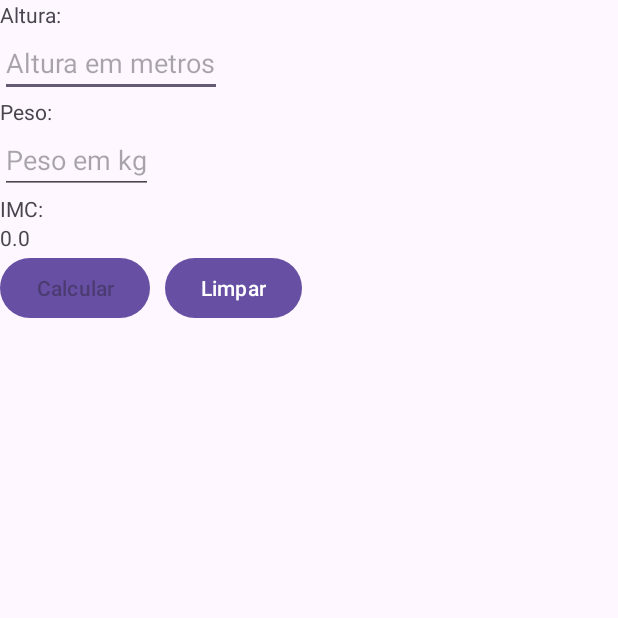
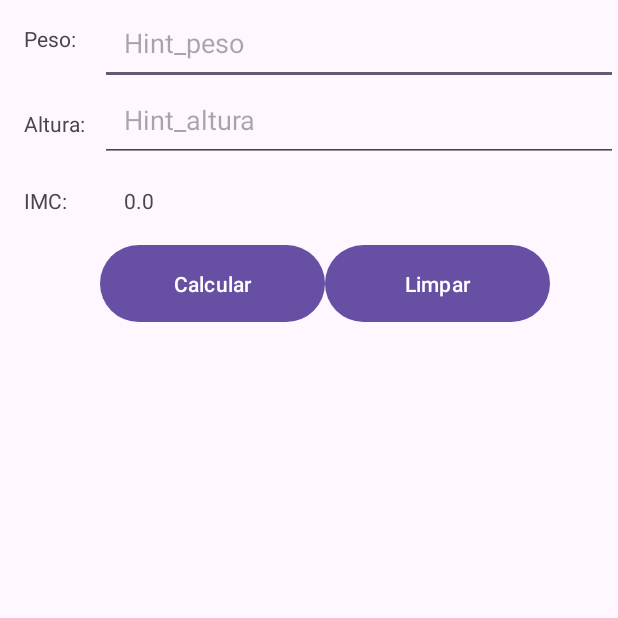
Before and after one commit to MatheusGuedes0/appIMC, an Android app: the screen it shows after launch (MainActivity), on a phone screen of 412 x 824 dp, the top half of it. Run offline under Robolectric (Android 15) with nearby library versions, the phone set to English and light mode, and no system bars.

Commit message:
refactor: mudança no activity_main.xml para constraintLayout

```diff
--- a/app/src/main/res/layout/activity_main.xml
+++ b/app/src/main/res/layout/activity_main.xml
@@ -1,69 +1,94 @@
 <?xml version="1.0" encoding="utf-8"?>
-<LinearLayout
-    xmlns:android="http://schemas.android.com/apk/res/android"
+<androidx.constraintlayout.widget.ConstraintLayout xmlns:android="http://schemas.android.com/apk/res/android"
+    xmlns:app="http://schemas.android.com/apk/res-auto"
     xmlns:tools="http://schemas.android.com/tools"
-    xmlns:app="http://schemas.android.com/apk/res-auto"
-    android:id="@+id/main"
     android:layout_width="match_parent"
     android:layout_height="match_parent"
-    android:orientation="vertical"
-
     tools:context=".MainActivity">
 
     <TextView
+        android:id="@+id/tvPeso"
         android:layout_width="wrap_content"
         android:layout_height="wrap_content"
-        android:text="@string/altura"/>
+        android:text="@string/peso"
+        android:padding="16dp"
+        app:layout_constraintTop_toTopOf="parent"
+        app:layout_constraintStart_toStartOf="parent"
+        />
+
+    <EditText
+        android:id="@+id/etPeso"
+        android:layout_width="0dp"
+        android:layout_height="wrap_content"
+        android:hint="@string/hint_peso"
+        android:padding="16dp"
+        android:inputType="numberDecimal"
+        app:layout_constraintTop_toTopOf="parent"
+        app:layout_constraintStart_toEndOf="@id/tvPeso"
+        app:layout_constraintEnd_toEndOf="parent"
+        tools:ignore="Autofill" />
+
+    <TextView
+        android:id="@+id/tvAltura"
+        android:layout_width="wrap_content"
+        android:layout_height="wrap_content"
+        android:text="@string/altura"
+        android:padding="16dp"
+        app:layout_constraintStart_toStartOf="parent"
+        app:layout_constraintTop_toBottomOf="@id/etPeso"
+        />
 
     <EditText
         android:id="@+id/etAltura"
+        android:layout_width="0dp"
+        android:layout_height="wrap_content"
+        android:hint="@string/hint_altura"
+        android:padding="16dp"
+        android:inputType="numberDecimal"
+        app:layout_constraintStart_toStartOf="@id/etPeso"
+        app:layout_constraintBottom_toBottomOf="@id/tvAltura"
+        app:layout_constraintEnd_toEndOf="parent"
+        tools:ignore="Autofill" />
+
+    <TextView
+        android:id="@+id/tvIMC"
         android:layout_width="wrap_content"
         android:layout_height="wrap_content"
-        android:hint="Altura em metros"
-        android:inputType="numberDecimal"/>
-    <TextView
-        android:layout_width="wrap_content"
-        android:layout_height="wrap_content"
-        android:text="@string/peso"/>
-    <EditText
-        android:id="@+id/etPeso"
-        android:layout_width="wrap_content"
-        android:layout_height="wrap_content"
-        android:hint="Peso em kg"
-        android:inputType="numberDecimal"/>
-    <TextView
-        android:layout_width="wrap_content"
-        android:layout_height="wrap_content"
-        android:text="@string/imc"/>
+        android:padding="16dp"
+        android:text="@string/imc"
+        app:layout_constraintStart_toStartOf="parent"
+        app:layout_constraintTop_toBottomOf="@id/tvAltura"
+        />
+
     <TextView
         android:id="@+id/tvResultado"
         android:layout_width="wrap_content"
         android:layout_height="wrap_content"
-        android:text="@string/zeros"/>
-
-    <LinearLayout
-        android:layout_width="wrap_content"
-        android:layout_height="wrap_content"
-        android:orientation="horizontal">
+        android:padding="16dp"
+        android:text="@string/zeros"
+        app:layout_constraintStart_toStartOf="@id/etAltura"
+        app:layout_constraintBottom_toBottomOf="@id/tvIMC"
+        />
 
     <Button
         android:id="@+id/btCalcular"
-            android:layout_width="wrap_content"
+        android:layout_width="150dp"
         android:layout_height="wrap_content"
-            android:hint="@string/calcular"
-            android:inputType="numberDecimal"/>
-
-        <Space
-            android:layout_width="10dp"
-            android:layout_height="wrap_content">
-        </Space>
+        android:padding="16dp"
+        android:text="@string/calcular"
+        app:layout_constraintStart_toStartOf="@id/tvResultado"
+        app:layout_constraintTop_toBottomOf="@id/tvResultado"
+        />
 
     <Button
         android:id="@+id/btLimpar"
-            android:layout_width="wrap_content"
+        android:layout_width="150dp"
         android:layout_height="wrap_content"
+        android:padding="16dp"
         android:onClick="btLimparOnClick"
-            android:text="Limpar"/>
-    </LinearLayout>
+        android:text="@string/limpar"
+        app:layout_constraintStart_toEndOf="@id/btCalcular"
+        app:layout_constraintBottom_toBottomOf="@id/btCalcular"
+        />
 
-</LinearLayout>
+</androidx.constraintlayout.widget.ConstraintLayout>
```
Lines whose indentation alone changed are shown as unchanged.
